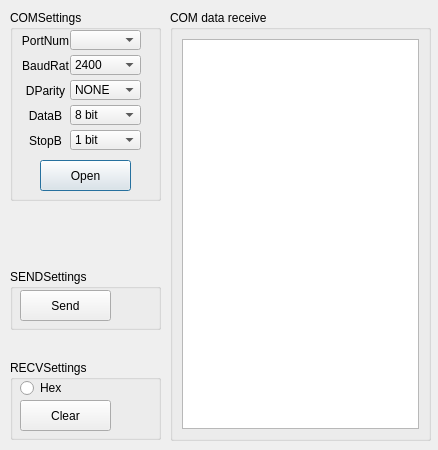
First picture: the form in PortSetting/portsettingdialog.ui, repository RockyChing/UartComHelper, before the edit.
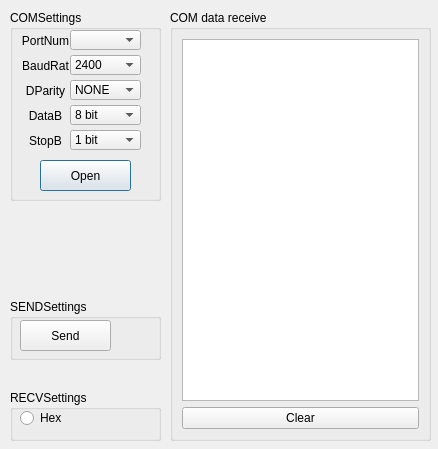
Second picture: the form after the edit.

Commit message: make QTextEdit not add new line by itself

Diff of the .ui file:
```diff
--- a/PortSetting/portsettingdialog.ui
+++ b/PortSetting/portsettingdialog.ui
@@ -7,7 +7,7 @@
     <x>0</x>
     <y>0</y>
     <width>438</width>
-    <height>450</height>
+    <height>449</height>
    </rect>
   </property>
   <property name="windowTitle">
@@ -286,26 +286,20 @@
     <item row="0" column="0">
      <widget class="QTextEdit" name="uartRecvText"/>
     </item>
+    <item row="1" column="0">
+     <widget class="QPushButton" name="recvClearBtn">
+      <property name="text">
+       <string>Clear</string>
+      </property>
+     </widget>
+    </item>
    </layout>
   </widget>
-  <widget class="QPushButton" name="recvClearBtn">
-   <property name="geometry">
-    <rect>
-     <x>20</x>
-     <y>400</y>
-     <width>91</width>
-     <height>31</height>
-    </rect>
-   </property>
-   <property name="text">
-    <string>Clear</string>
-   </property>
-  </widget>
   <widget class="QRadioButton" name="hexShowRadioBtn">
    <property name="geometry">
     <rect>
      <x>20</x>
-     <y>380</y>
+     <y>410</y>
      <width>89</width>
      <height>16</height>
     </rect>
@@ -318,7 +312,7 @@
    <property name="geometry">
     <rect>
      <x>20</x>
-     <y>290</y>
+     <y>320</y>
      <width>91</width>
      <height>31</height>
     </rect>
@@ -331,9 +325,9 @@
    <property name="geometry">
     <rect>
      <x>10</x>
-     <y>360</y>
+     <y>390</y>
      <width>151</width>
-     <height>80</height>
+     <height>51</height>
     </rect>
    </property>
    <property name="title">
@@ -344,7 +338,7 @@
    <property name="geometry">
     <rect>
      <x>10</x>
-     <y>269</y>
+     <y>299</y>
      <width>151</width>
      <height>61</height>
     </rect>
```
Left out of the diff: 1 changed line with no effect on the pictures. The commit also changes 2 other files.
